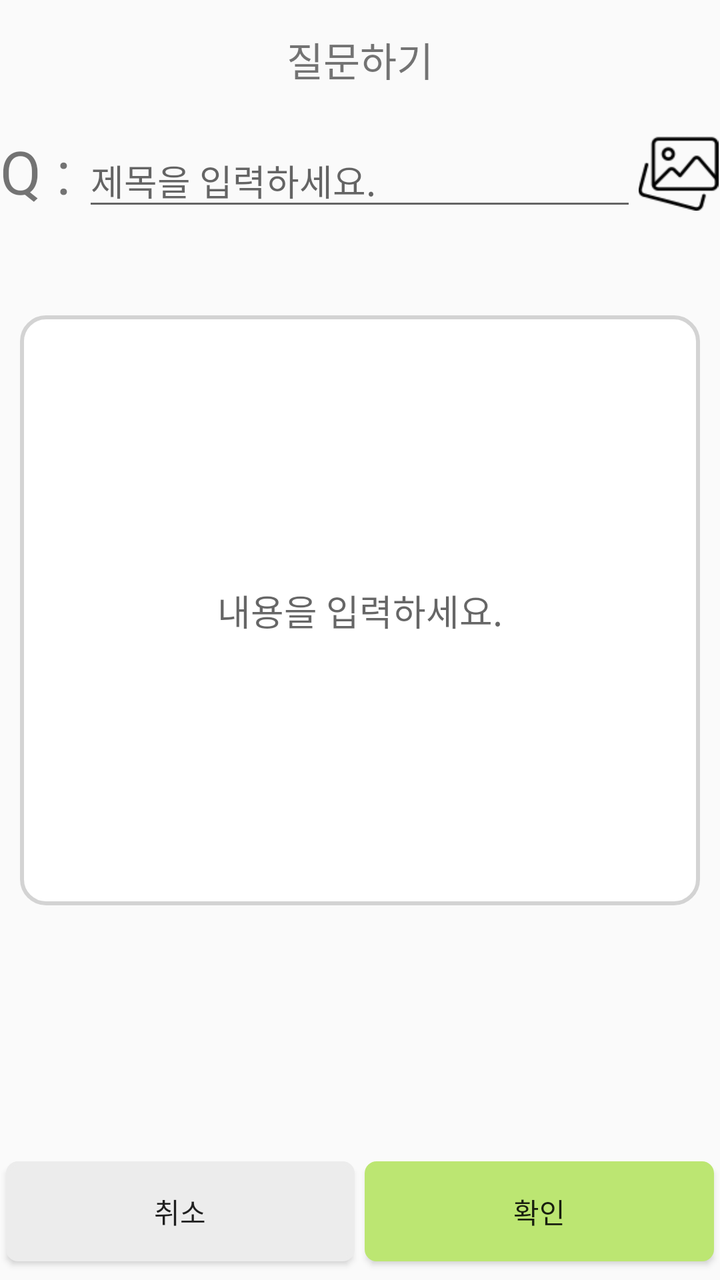
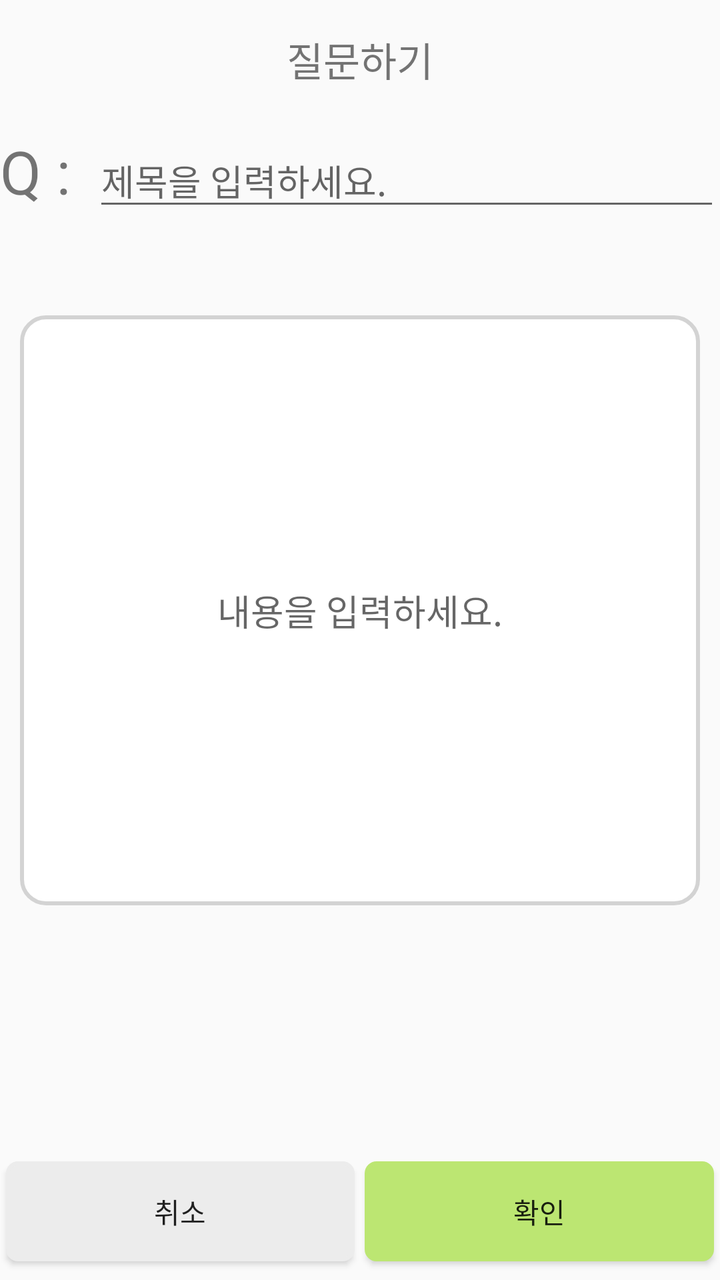

Before-and-after screenshots of an Android layout around one commit, followed by the original layout XML and the change that was made.
<!-- AndroidManifest.xml: application theme Theme.AppCompat.Light.DarkActionBar -->
<!-- res/layout/activity_q.xml -->
<?xml version="1.0" encoding="utf-8"?>
<LinearLayout xmlns:android="http://schemas.android.com/apk/res/android"
    android:layout_width="match_parent"
    android:layout_marginRight="5dp"
    android:layout_marginLeft="5dp"
    android:layout_height="match_parent"
    android:background="#00ff0000"
    android:orientation="vertical">
    <TextView
        android:id="@+id/a"
        android:layout_width="wrap_content"
        android:layout_height="0dp"
        android:layout_weight="0.3"
        android:layout_gravity="center"
        android:textSize="20dp"
        android:layout_margin="15dp"
        android:text="질문하기"/>

    <LinearLayout
        android:layout_width="match_parent"
        android:layout_height="0dp"
        android:layout_weight="0.7"
        android:orientation="horizontal">

        <TextView
            android:layout_width="0dp"
            android:layout_weight="0.3"
            android:layout_height="wrap_content"
            android:text="Q : "
            android:textSize="30dp" />

        <EditText
            android:id="@+id/setQTitle"
            android:layout_width="0dp"
            android:layout_weight="2"
            android:layout_height="wrap_content"
            android:hint="제목을 입력하세요." />

        <ImageView
            android:layout_width="0dp"
            android:layout_weight="0.3"
            android:layout_height="40dp"
            android:layout_gravity="right"
            android:src="@drawable/imageg" />

    </LinearLayout>

    <EditText
        android:id="@+id/setQC"
        android:background="@drawable/e_round"
        android:layout_width="match_parent"
        android:layout_marginTop="10dp"
        android:layout_margin="10dp"
        android:layout_weight="2.5"
        android:layout_height="0dp"
        android:gravity="center"
        android:hint="내용을 입력하세요."/>
    <LinearLayout
        android:layout_width="match_parent"
        android:layout_height="0dp"
        android:layout_weight="1"/>
    <LinearLayout
        android:layout_width="match_parent"
        android:layout_height="0dp"
        android:layout_weight="0.5">
        <Button
            android:layout_marginLeft="3dp"
            android:layout_marginRight="5dp"
            android:onClick="reBack"
            android:background="@drawable/btn_re"
            android:layout_width="0dp"
            android:layout_weight="1"
            android:layout_height="50dp"
            android:layout_gravity="left"
            android:text="취소"/>

        <Button
            android:background="@drawable/btn_ba"
            android:layout_width="0dp"
            android:layout_weight="1"
            android:layout_height="50dp"
            android:layout_marginRight="3dp"
            android:layout_gravity="end"
            android:onClick="updateQClick"
            android:text="확인" />

    </LinearLayout>
</LinearLayout>
<!-- resources referenced by this layout -->
<resources>
  <!-- drawable btn_ba (drawable) -->
  <?xml version="1.0" encoding="utf-8"?>
  <shape xmlns:android="http://schemas.android.com/apk/res/android">
  
      <solid android:color="#BCE672"/>
  
      <stroke
          android:width="2dp"
          android:color="#BCE672"/>
      <corners
          android:topLeftRadius="5dp"
          android:topRightRadius="5dp"
          android:bottomLeftRadius="5dp"
          android:bottomRightRadius="5dp" />
  
  </shape>
  <!-- drawable btn_re (drawable) -->
  <?xml version="1.0" encoding="utf-8"?>
  <shape xmlns:android="http://schemas.android.com/apk/res/android">
  
      <solid android:color="#ececec"/>
  
      <stroke
          android:width="2dp"
          android:color="#ececec"/>
      <corners
          android:topLeftRadius="5dp"
          android:topRightRadius="5dp"
          android:bottomLeftRadius="5dp"
          android:bottomRightRadius="5dp" />
  
  </shape>
  <!-- drawable e_round (drawable) -->
  <?xml version="1.0" encoding="utf-8"?>
  <shape xmlns:android="http://schemas.android.com/apk/res/android"
      android:padding="10dp"
      android:shape="rectangle">
  
      <stroke android:width="2dp"
          android:color="#d3d3d3"/>
  
      <solid android:color="#ffffff"/>
      <corners
          android:topRightRadius="12dp"
          android:bottomLeftRadius="12dp"
          android:bottomRightRadius="12dp"
          android:topLeftRadius="12dp"/>
  
  </shape>
  <!-- drawable imageg: png bitmap (drawable-xhdpi, 1653 bytes) -->
</resources>

<!-- the commit's change to res/layout/activity_q.xml (unified diff, before → after) -->
@@ -36,12 +36,6 @@
             android:layout_height="wrap_content"
             android:hint="제목을 입력하세요." />
 
-        <ImageView
-            android:layout_width="0dp"
-            android:layout_weight="0.3"
-            android:layout_height="40dp"
-            android:layout_gravity="right"
-            android:src="@drawable/imageg" />
 
     </LinearLayout>
 
<!-- resource entries referenced after the edit -->
@@ -49,6 +49,5 @@
           android:topLeftRadius="12dp"/>
   
   </shape>
-  <!-- drawable imageg: png bitmap (drawable-xhdpi, 1653 bytes) -->
 </resources>
 
